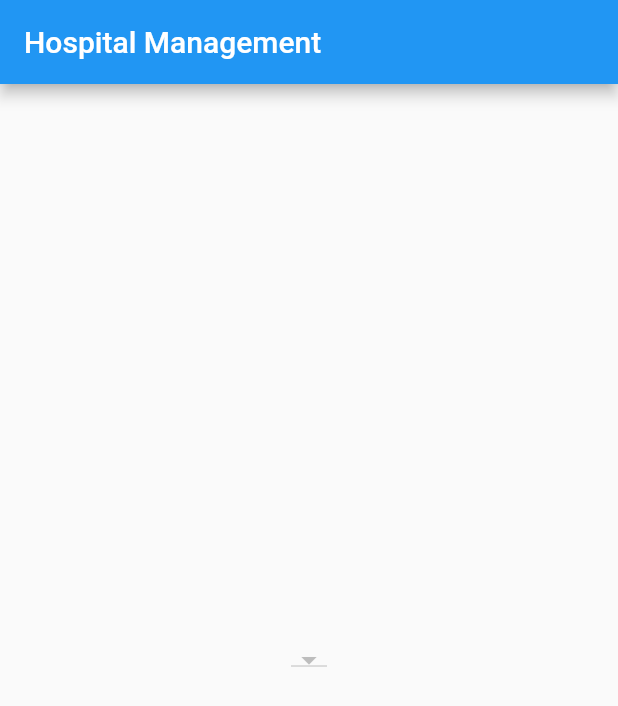
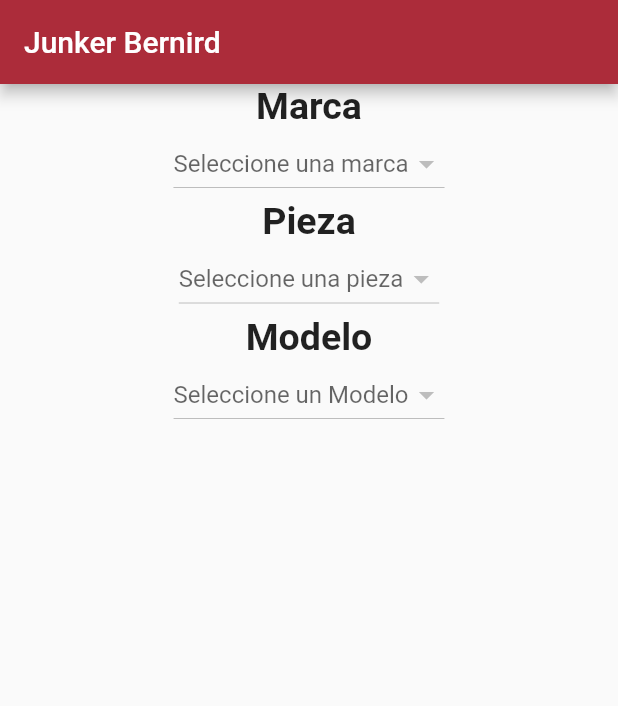
Before and after one commit to Felix6/json_fetch, a Flutter app: the screen it shows after launch, on a phone screen of 412 x 824 dp. Shown: the top 706 px of the screen. Run offline on Flutter 3.47's test engine with Material 2 defaults, Android fonts, the light colour scheme and no system bars; network calls fail.

Commit message:
DropDown buttons show getMakes and getParts list

```diff
--- a/lib/main.dart
+++ b/lib/main.dart
@@ -15,25 +15,79 @@ class MyApp extends StatefulWidget {
 }
 
 class _MyAppState extends State<MyApp> {
-  String _mySelection;
+  String _makesSelection;
+  String _partsSelection;
+  String _modelSelection;
 
-  final String url = "https://admin.junkerbernird.com/api/vehicles/getmakes";
 
-  List data = List(); //edited line
+  // these are GET requests
+  final String makesUrl = "https://admin.junkerbernird.com/api/vehicles/getmakes";
+  final String partsUrl = "https://admin.junkerbernird.com/api/vehicles/getparts";
 
-  Future<String> getSWData() async {
+
+  // these are POST request
+  final String modelsUrl = "https://admin.junkerbernird.com/api/vehicles/getmodels/";
+  final String listUrl   = "https://admin.junkerbernird.com/api/vehicles/lists";
+
+  List makesDataList = List();
+  List partDataList = List();
+  List modelDataList = List();
+
+  Future<String> getModelData() async{
     var date = new DateFormat.yMMMMd().format(new DateTime.now().toUtc());
     var time = new DateFormat.jm().format(new DateTime.now().toUtc());
-    var res = await http
-        .post(Uri.encodeFull(url), headers: {"content-type": "application/json", "token": base64.encode(utf8.encode("9cec20bea9c34668bc443b67a3e99e23|" + date + " " + time))}, body: { "makeid": "1", "modelid": "1" });
-    var resBody = json.decode(res.body);
+    var modelRes = await http
+        .post(Uri.encodeFull(modelsUrl), headers: {"content-type": "application/json", "Content-lenght":"100", "token": base64.encode(utf8.encode("9cec20bea9c34668bc443b67a3e99e23|" + date + " " + time))}, body: { "makeid": "1", "modelid": "1" });
+    var modelResBody = json.decode(modelRes.body);
 
-    if(resBody['success'] == true){
+      if(modelResBody['success'] == true){
+        setState(() {
+          modelDataList = modelResBody['payload'];
+        });
+
+        print(modelResBody);
+        return "Sucess";
+      }else{
+        print("Fail boi");
+        return "Failed";
+      }
+  }
+
+  Future<String> getMakeData() async {
+    var date = new DateFormat.yMMMMd().format(new DateTime.now().toUtc());
+    var time = new DateFormat.jm().format(new DateTime.now().toUtc());
+    var makeRes = await http
+        .get(Uri.encodeFull(makesUrl), headers: {"content-type": "application/json", "token": base64.encode(utf8.encode("9cec20bea9c34668bc443b67a3e99e23|" + date + " " + time))}); //, body: { "makeid": "1", "modelid": "1" });
+    var makeResBody = json.decode(makeRes.body);
+
+    if(makeResBody['success'] == true){
       setState(() {
-        data = resBody['payload'];
+        makesDataList = makeResBody['payload'];
       });
 
-      print(resBody);
+      print(makeResBody);
+
+      return "Sucess";
+    }else{
+      return "Failed";
+    }
+  }
+
+  Future<String> getPartsData() async {
+    var date = new DateFormat.yMMMMd().format(new DateTime.now().toUtc());
+    var time = new DateFormat.jm().format(new DateTime.now().toUtc());
+
+     var partsRes = await http
+        .get(Uri.encodeFull(partsUrl), headers: {"content-type": "application/json", "token": base64.encode(utf8.encode("9cec20bea9c34668bc443b67a3e99e23|" + date + " " + time))}); //, body: { "makeid": "1", "modelid": "1" });
+    var partsResBody = json.decode(partsRes.body);
+
+    if(partsResBody['success'] == true){
+      setState(() {
+        partDataList = partsResBody['payload'];
+      });
+
+      print(partsResBody);
+
 
       return "Sucess";
     }else{
@@ -44,18 +98,33 @@ class _MyAppState extends State<MyApp> {
   @override
   void initState() {
     super.initState();
-    this.getSWData();
+    this.getMakeData();
+    this.getPartsData();
+    this.getModelData();
   }
 
   @override
   Widget build(BuildContext context) {
     return new Scaffold(
       appBar: AppBar(
-        title: Text("Hospital Management"),
+        title: Text("Junker Bernird"),
+        backgroundColor: new Color.fromRGBO(172, 44, 58, 1),
       ),
+
       body: new Center(
-        child: new DropdownButton(
-          items: data.map((item) {
+        child: Column(
+
+        children: <Widget>[
+
+          Text("Marca",
+          style: TextStyle(
+            fontSize: 25.0,
+            fontWeight: FontWeight.bold,
+            ),
+          ),
+          DropdownButton(
+          hint: Text("Seleccione una marca"),
+          items: makesDataList.map((item) {
             return new DropdownMenuItem(
               child: new Text(item['value']),
               value: item['id'].toString(),
@@ -63,11 +132,59 @@ class _MyAppState extends State<MyApp> {
           }).toList(),
           onChanged: (newVal) {
             setState(() {
-              _mySelection = newVal;
+              _makesSelection = newVal;
             });
           },
-          value: _mySelection,
+          value: _makesSelection,
         ),
+
+        Text("Pieza",
+         style: TextStyle(
+            fontSize: 25.0,
+            fontWeight: FontWeight.bold,
+            ),
+          ),
+        DropdownButton(
+
+          hint: Text("Seleccione una pieza"),
+
+          items: partDataList.map((item){
+            return DropdownMenuItem(
+              child: Text(item['value']),
+              value: item['id'].toString(),
+            );
+          }).toList(),
+          onChanged: (newVal) {
+            setState(() {
+              _partsSelection = newVal;
+            });
+          },
+          value: _partsSelection,
+        ),
+
+        Text("Modelo",
+         style: TextStyle(
+            fontSize: 25.0,
+            fontWeight: FontWeight.bold,
+            ),
+          ),
+          DropdownButton(
+            hint: Text("Seleccione un Modelo"),
+            items: modelDataList.map((item) {
+              return DropdownMenuItem(
+                child: Text(item['value']),
+                value: item['id'].toString(),
+              );
+            }).toList(),
+            onChanged: (newVal) {
+              setState(() {
+                _modelSelection = newVal;
+              });
+            },
+             value: _modelSelection,
+          ),
+        ],
+      ),
       ),
     );
   }
```
Also changed, not shown: 1 other file.
